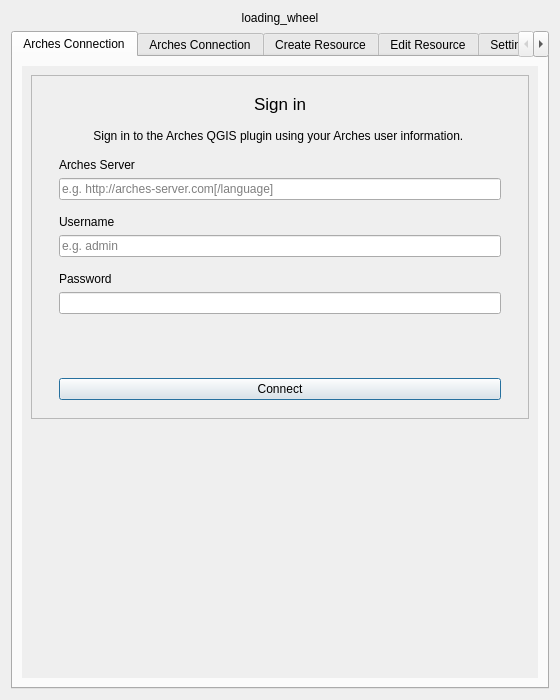
First picture: the form in arches_project/ui/arches_project_dialog_base.ui, repository archesproject/arches-qgis, before the edit.
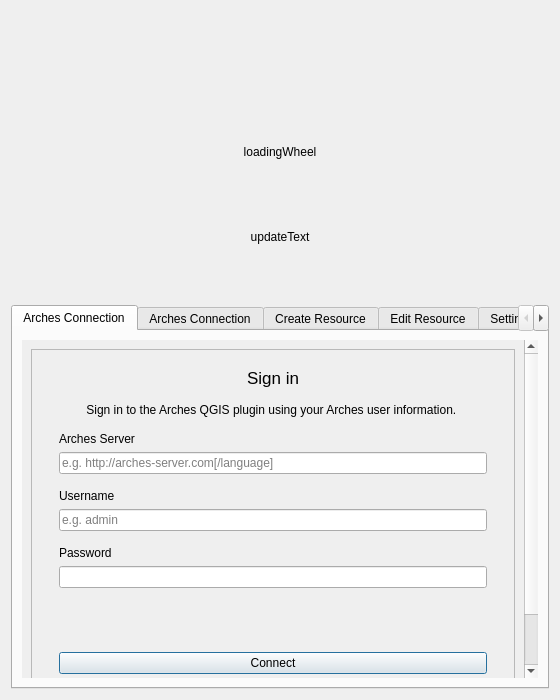
Second picture: the form after the edit. Icons and pictures are not drawn.

Commit message: Create UI label and signal for connection during task

Diff of the .ui file:
```diff
--- a/arches_project/ui/arches_project_dialog_base.ui
+++ b/arches_project/ui/arches_project_dialog_base.ui
@@ -25,16 +25,89 @@
   </property>
   <layout class="QVBoxLayout" name="verticalLayout_15">
    <item>
-    <widget class="QLabel" name="loading_wheel">
-     <property name="enabled">
-      <bool>true</bool>
+    <spacer name="verticalSpacer_8">
+     <property name="orientation">
+      <enum>Qt::Vertical</enum>
      </property>
-     <property name="text">
-      <string>loading_wheel</string>
+     <property name="sizeHint" stdset="0">
+      <size>
+       <width>20</width>
+       <height>40</height>
+      </size>
      </property>
-     <property name="alignment">
-      <set>Qt::AlignCenter</set>
+    </spacer>
+   </item>
+   <item>
+    <widget class="QFrame" name="loadingWheelFrame">
+     <property name="frameShape">
+      <enum>QFrame::NoFrame</enum>
      </property>
+     <property name="frameShadow">
+      <enum>QFrame::Raised</enum>
+     </property>
+     <layout class="QHBoxLayout" name="horizontalLayout_6">
+      <item>
+       <widget class="QLabel" name="loadingWheel">
+        <property name="enabled">
+         <bool>true</bool>
+        </property>
+        <property name="text">
+         <string>loadingWheel</string>
+        </property>
+        <property name="alignment">
+         <set>Qt::AlignCenter</set>
+        </property>
+       </widget>
+      </item>
+     </layout>
+    </widget>
+   </item>
+   <item>
+    <widget class="QFrame" name="frame_4">
+     <property name="frameShape">
+      <enum>QFrame::NoFrame</enum>
+     </property>
+     <property name="frameShadow">
+      <enum>QFrame::Raised</enum>
+     </property>
+     <layout class="QVBoxLayout" name="verticalLayout_43">
+      <item>
+       <spacer name="verticalSpacer_9">
+        <property name="orientation">
+         <enum>Qt::Vertical</enum>
+        </property>
+        <property name="sizeHint" stdset="0">
+         <size>
+          <width>20</width>
+          <height>20</height>
+         </size>
+        </property>
+       </spacer>
+      </item>
+      <item>
+       <widget class="QLabel" name="updateText">
+        <property name="text">
+         <string>updateText</string>
+        </property>
+        <property name="alignment">
+         <set>Qt::AlignBottom|Qt::AlignHCenter</set>
+        </property>
+       </widget>
+      </item>
+      <item>
+       <spacer name="verticalSpacer_6">
+        <property name="orientation">
+         <enum>Qt::Vertical</enum>
+        </property>
+        <property name="sizeHint" stdset="0">
+         <size>
+          <width>20</width>
+          <height>40</height>
+         </size>
+        </property>
+       </spacer>
+      </item>
+     </layout>
     </widget>
    </item>
    <item>
@@ -82,8 +155,8 @@
            <rect>
             <x>0</x>
             <y>0</y>
-            <width>520</width>
-            <height>612</height>
+            <width>506</width>
+            <height>435</height>
            </rect>
           </property>
           <layout class="QVBoxLayout" name="verticalLayout_3">
```
Left out of the diff: 12 changed lines with no effect on the pictures. The commit also changes 5 other files.
